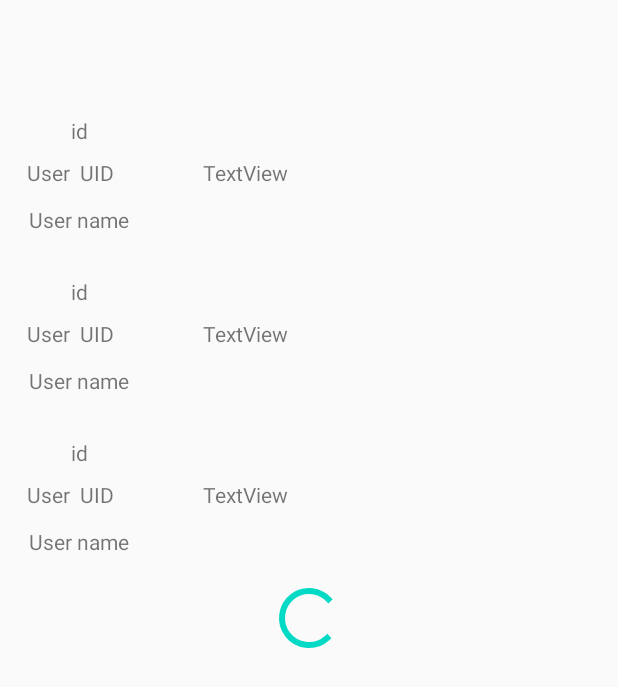
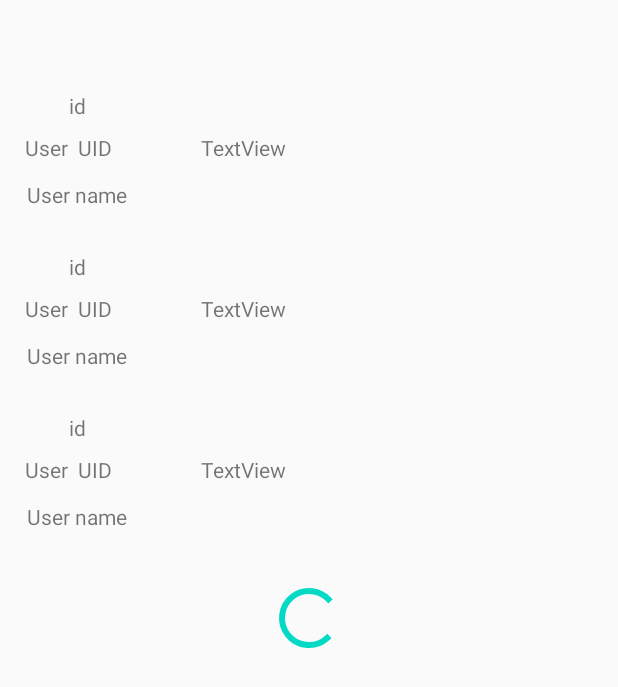
Before and after one commit to baali-boudjemaa/kotlinApp, an Android app: the layout activity_main.xml on its own in the app's theme, with its tools: preview values and no code run, on a phone screen of 412 x 824 dp. Shown: the top 687 px of the screen. Run offline under Robolectric (Android 15) with nearby library versions, the phone set to English and light mode, and no system bars; network calls fail.

```diff
--- a/app/src/main/java/com/example/kotlinapp/MainActivity.kt
+++ b/app/src/main/java/com/example/kotlinapp/MainActivity.kt
@@ -13,6 +13,7 @@ import com.example.kotlinapp.Adapter.UsersAdapter
 import com.example.kotlinapp.databinding.ActivityMainBinding
 import com.example.kotlinapp.models.User
 import com.example.kotlinapp.viewmodel.MainViewModel
+import com.example.kotlinapp.viewmodel.ViewModelFactory
 import com.google.android.material.snackbar.Snackbar
 import kotlinx.android.synthetic.main.activity_main.*
 
@@ -26,8 +27,8 @@ class MainActivity : AppCompatActivity() {
 
         binding = DataBindingUtil. setContentView(this, R.layout.activity_main)
 
-        var mainViewModel: MainViewModel =
-            ViewModelProviders.of(this).get(MainViewModel::class.java);
+        var mainViewModel: MainViewModel = ViewModelProviders.of(this, ViewModelFactory(this)).get(MainViewModel::class.java)
+
         binding.recyclerView.layoutManager = LinearLayoutManager(this, LinearLayoutManager.VERTICAL, false)
 
         val decoration =
--- a/app/src/main/res/layout/activity_main.xml
+++ b/app/src/main/res/layout/activity_main.xml
@@ -1,7 +1,10 @@
 <?xml version="1.0" encoding="utf-8"?>
 <layout xmlns:android="http://schemas.android.com/apk/res/android"
     xmlns:app="http://schemas.android.com/apk/res-auto"
-    xmlns:tools="http://schemas.android.com/tools">
+    xmlns:tools="http://schemas.android.com/tools"
+
+
+    >
     <data>
         <variable
             name="viewModel"
@@ -14,19 +17,21 @@
 
     <androidx.recyclerview.widget.RecyclerView
         android:id="@+id/recyclerView"
-        android:layout_width="403dp"
-        android:layout_height="648dp"
+        android:layout_width="406dp"
+        android:layout_height="730dp"
         android:layout_marginStart="8dp"
-        android:layout_marginTop="64dp"
         android:layout_marginEnd="8dp"
-        tools:listitem="@layout/raw"
+        android:divider="@android:color/black"
+        android:dividerHeight="8dp"
         app:adapter="@{viewModel.getUsersAdapter()}"
+        app:layout_constraintBottom_toBottomOf="parent"
         app:layout_constraintEnd_toEndOf="parent"
         app:layout_constraintStart_toStartOf="parent"
         app:layout_constraintTop_toTopOf="parent"
-        android:divider="@android:color/black"
-        android:dividerHeight="8dp"
-        />
+        tools:listitem="@layout/raw"
+        android:scrollbars="vertical"
+        android:nestedScrollingEnabled="true"/>
+
     <ProgressBar
     android:id="@+id/progressBar"
     android:layout_width="wrap_content"
```
Also changed, not shown: app/src/main/java/com/example/kotlinapp/viewmodel/ViewModelFactory.kt (added, +17 -0 lines).
